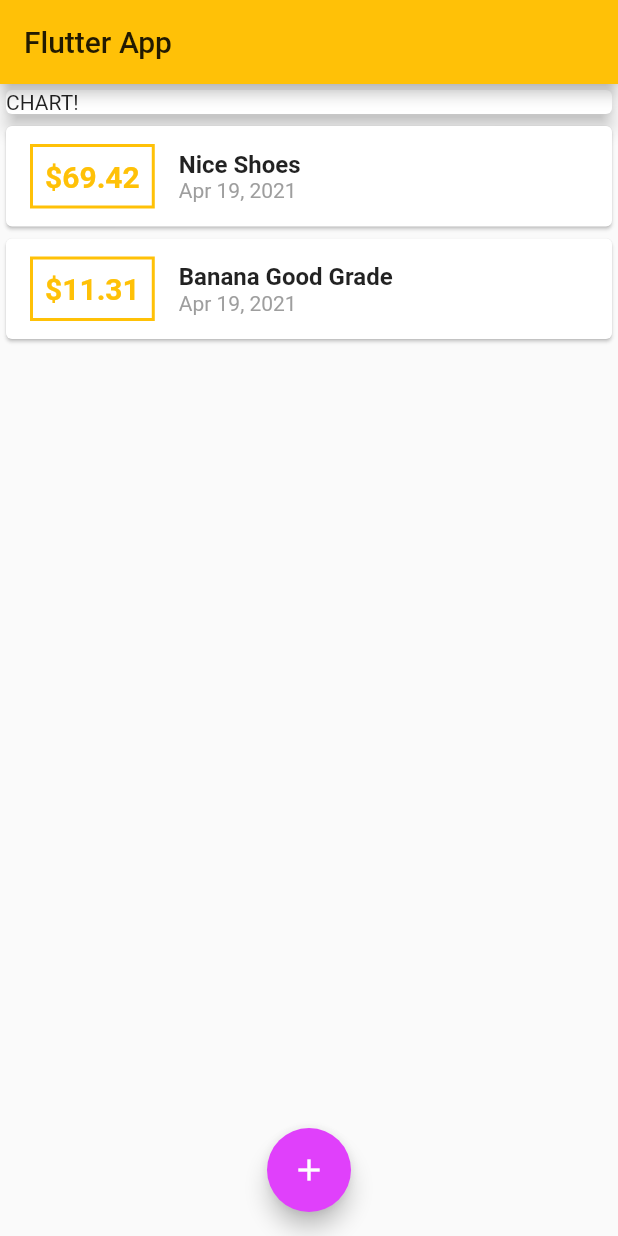
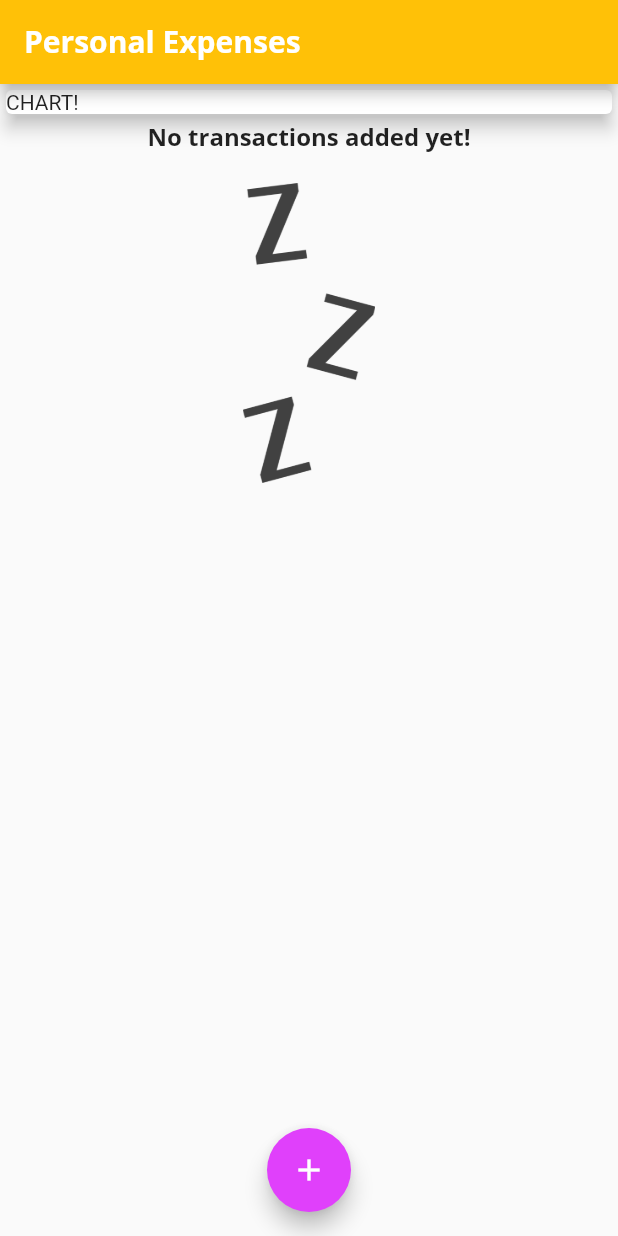
Before and after one commit to yusoofsh/demind, a Flutter app: the screen it shows after launch, on a phone screen of 412 x 824 dp. Run offline on Flutter 3.47's test engine with Material 2 defaults, Android fonts, the phone set to English and light mode, and no system bars.

Commit message:
feat(real): added fonts and images

```diff
--- a/real/lib/main.dart
+++ b/real/lib/main.dart
@@ -10,10 +10,27 @@ class MyApp extends StatelessWidget {
   @override
   Widget build(BuildContext context) {
     return MaterialApp(
-      title: 'Flutter App',
+      title: 'Personal Expenses',
       theme: ThemeData(
         primarySwatch: Colors.amber,
         accentColor: Colors.purpleAccent,
+        fontFamily: 'Quicksand',
+        textTheme: Theme.of(context).textTheme.copyWith(
+              headline6: TextStyle(
+                fontFamily: 'OpenSans',
+                fontSize: 16,
+                fontWeight: FontWeight.bold,
+              ),
+            ),
+        appBarTheme: AppBarTheme(
+          textTheme: Theme.of(context).textTheme.copyWith(
+                headline6: TextStyle(
+                  fontFamily: 'OpenSans',
+                  fontSize: 20,
+                  fontWeight: FontWeight.bold,
+                ),
+              ),
+        ),
       ),
       home: MyHomePage(),
     );
@@ -26,20 +43,7 @@ class MyHomePage extends StatefulWidget {
 }
 
 class _MyHomePageState extends State<MyHomePage> {
-  final List<TransactionModel> _transactions = [
-    TransactionModel(
-      id: 't1',
-      title: 'Nice Shoes',
-      amount: 69.42,
-      date: DateTime.now(),
-    ),
-    TransactionModel(
-      id: 't2',
-      title: 'Banana Good Grade',
-      amount: 11.31,
-      date: DateTime.now(),
-    ),
-  ];
+  final List<TransactionModel> _transactions = [];
 
   void _addNewTransaction(
     String title,
@@ -68,7 +72,7 @@ class _MyHomePageState extends State<MyHomePage> {
   Widget build(BuildContext context) {
     return Scaffold(
       appBar: AppBar(
-        title: Text('Flutter App'),
+        title: Text('Personal Expenses'),
       ),
       floatingActionButtonLocation: FloatingActionButtonLocation.centerFloat,
       floatingActionButton: FloatingActionButton(
--- a/real/lib/transaction/transaction_list_widget.dart
+++ b/real/lib/transaction/transaction_list_widget.dart
@@ -14,7 +14,26 @@ class TransactionListWidget extends StatelessWidget {
   Widget build(BuildContext context) {
     return Container(
       height: 400,
-      child: ListView.builder(
+      child: transactions.isEmpty
+          ? Column(
+              children: [
+                Text(
+                  'No transactions added yet!',
+                  style: Theme.of(context).textTheme.headline6,
+                ),
+                SizedBox(
+                  height: 20,
+                ),
+                Container(
+                  height: 200,
+                  child: Image.asset(
+                    'assets/images/waiting.png',
+                    fit: BoxFit.cover,
+                  ),
+                ),
+              ],
+            )
+          : ListView.builder(
               itemCount: transactions.length,
               itemBuilder: (context, index) => Card(
                 child: Row(
@@ -45,10 +64,7 @@ class TransactionListWidget extends StatelessWidget {
                       children: [
                         Text(
                           transactions[index].title,
-                    style: TextStyle(
-                      fontSize: 16,
-                      fontWeight: FontWeight.bold,
-                    ),
+                          style: Theme.of(context).textTheme.headline6,
                         ),
                         Text(
                           DateFormat.yMMMd().format(transactions[index].date),
```
Also changed, not shown: real/pubspec.yaml (+13 -0 lines), real/assets/fonts/OpenSans-Bold.ttf (added), real/assets/fonts/OpenSans-Regular.ttf (added), real/assets/fonts/Quicksand-Bold.ttf (added), real/assets/fonts/Quicksand-Light.ttf (added), real/assets/fonts/Quicksand-Medium.ttf (added), real/assets/fonts/Quicksand-Regular.ttf (added), real/assets/images/waiting.png (added), 1 other file. Lines whose indentation alone changed are shown as unchanged.
